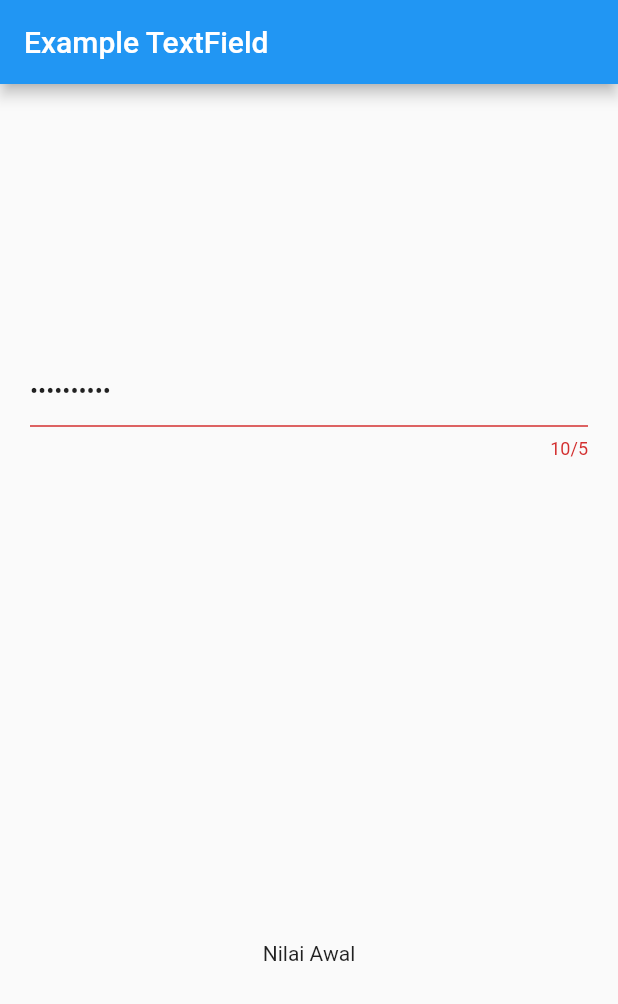
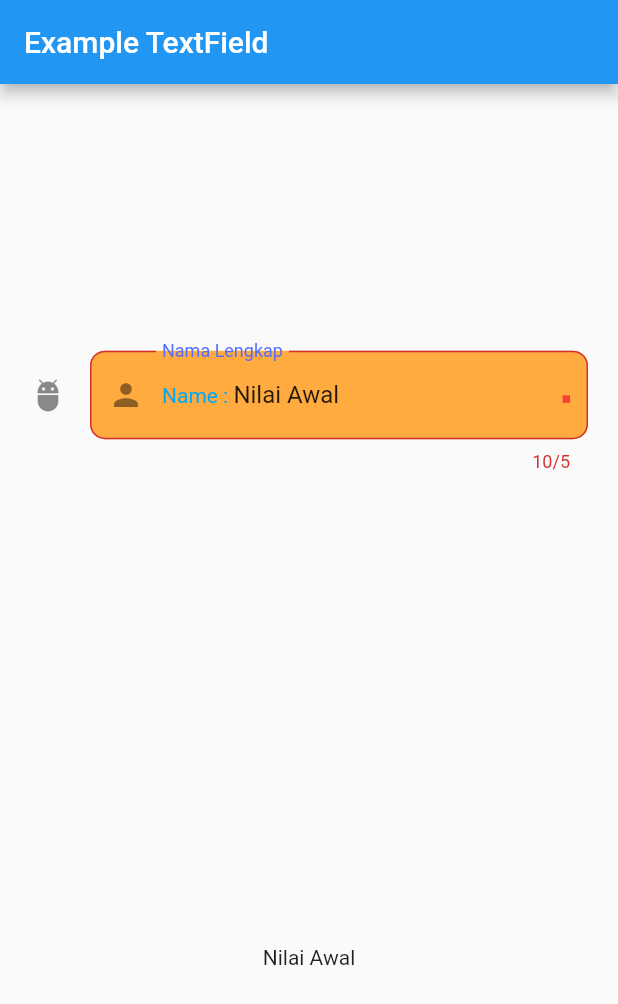
Before and after one commit to arifinmn11/basic-flutter, a Flutter app: the screen it shows after launch, on a phone screen of 412 x 824 dp. Shown: the top 1004 px of the screen. Run offline on Flutter 3.47's test engine with Material 2 defaults, Android fonts, the phone set to English and light mode, and no system bars.

Commit message:
example text field decoration

```diff
--- a/lib/main.dart
+++ b/lib/main.dart
@@ -27,8 +27,24 @@ class _MyAppState extends State<MyApp> {
             mainAxisAlignment: MainAxisAlignment.spaceAround,
             children: <Widget>[
               TextField(
-                // for input password
-                obscureText: true,
+                decoration: InputDecoration(
+                    icon: Icon(Icons.adb),
+                    fillColor: Colors.orangeAccent,
+                    filled: true,
+                    suffix: Container(
+                      width: 5,
+                      height: 5,
+                      color: Colors.red,
+                    ),
+                    prefixIcon: Icon(Icons.person),
+                    prefixText: 'Name : ',
+                    prefixStyle: TextStyle(color: Colors.lightBlue),
+                    labelText: 'Nama Lengkap',
+                    labelStyle: TextStyle(color: Colors.indigoAccent),
+                    hintText: 'Nama Lengkap ..',
+                    hintStyle: TextStyle(color: Colors.grey, fontSize: 12),
+                    border: OutlineInputBorder(
+                        borderRadius: BorderRadius.circular(10))),
                 maxLength: 5,
                 onChanged: (value) {
                   setState(() {});
```
